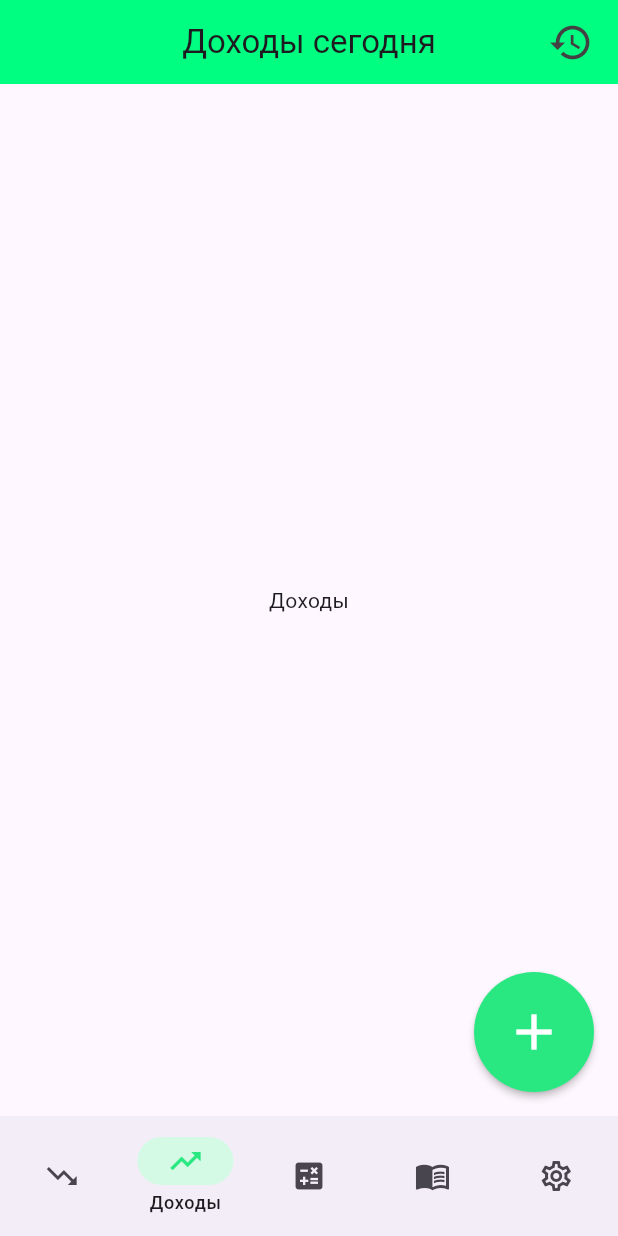
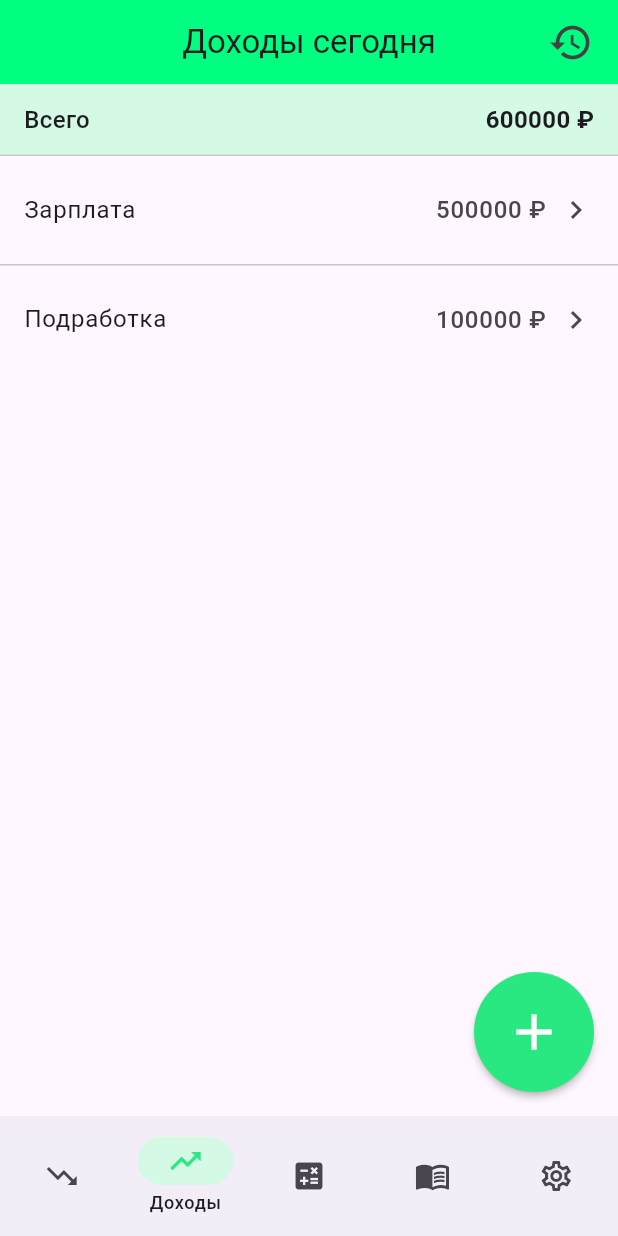
Before and after one commit to LocTime1/yandex_school, a Flutter app: the screen it shows after launch, item 2 of the bottom bar chosen, on a phone screen of 412 x 824 dp. Run offline on Flutter 3.47's test engine with Material 3 defaults, Android fonts, the light colour scheme and no system bars; our stand-ins replace freezed_annotation.

Commit message:
last save

```diff
--- a/lib/data/repositories/mock_category_repository.dart
+++ b/lib/data/repositories/mock_category_repository.dart
@@ -10,8 +10,8 @@ class MockCategoryRepository implements CategoryRepository {
     const Category(id: 5, name: 'Продукты', emoji: '🍭', isIncome: false),
     const Category(id: 6, name: 'Спортзал', emoji: '🏋️', isIncome: false),
     const Category(id: 7, name: 'Медицины', emoji: '💊', isIncome: false),
-    const Category(id: 8, name: 'Зарплата', emoji: '💰', isIncome: true),
-    const Category(id: 9, name: 'Подработка', emoji: '💰', isIncome: true),
+    const Category(id: 8, name: 'Зарплата', emoji: '', isIncome: true),
+    const Category(id: 9, name: 'Подработка', emoji: '', isIncome: true),
   ];
 
   @override
--- a/lib/ui/screens/home_screen.dart
+++ b/lib/ui/screens/home_screen.dart
@@ -1,6 +1,7 @@
 import 'package:flutter/material.dart';
 import 'package:provider/provider.dart';
 import 'package:yandex_homework_1/ui/screens/expense_page.dart';
+import 'package:yandex_homework_1/ui/screens/revenue_page.dart';
 
 import '../../core/models.dart';
 
@@ -9,7 +10,7 @@ class HomeScreen extends StatelessWidget {
   // final int _selectedIndex = 0;
   final _pages = const [
     ExpensesPage(),
-    Center(child: Text('Доходы')),
+    RevenuePage(),
     Center(child: Text('Счет')),
     Center(child: Text('Статьи')),
     Center(child: Text('Настройки')),
--- /dev/null
+++ b/lib/ui/screens/revenue_page.dart
@@ -0,0 +1,107 @@
+import 'package:flutter/material.dart';
+import 'package:provider/provider.dart';
+
+import '../../domain/entities/transaction.dart';
+import '../../domain/entities/category.dart';
+import '../../domain/repositories/transaction_repository.dart';
+import '../../domain/repositories/category_repository.dart';
+
+class RevenuePage extends StatelessWidget {
+  const RevenuePage({Key? key}) : super(key: key);
+
+  @override
+  Widget build(BuildContext context) {
+    final txRepo = context.read<TransactionRepository>();
+    final catRepo = context.read<CategoryRepository>();
+    return FutureBuilder<List<dynamic>>(
+      future: Future.wait([
+        txRepo.getAllTransactions(),
+        catRepo.getAllCategories(),
+      ]),
+      builder: (ctx, snap) {
+        if (snap.connectionState != ConnectionState.done) {
+          return const Center(child: CircularProgressIndicator());
+        }
+        if (snap.hasError || snap.data == null) {
+          return Center(child: Text('Ошибка: ${snap.error}'));
+        }
+        final allTx = snap.data![0] as List<AppTransaction>;
+        final allCats = snap.data![1] as List<Category>;
+        final revenue = allTx.where((t) => t.amount > 0).toList();
+        return ListView.separated(
+          itemCount: revenue.length + 1,
+          separatorBuilder: (_, __) => const Divider(height: 1),
+          itemBuilder: (ctx, i) {
+            if (i == 0) {
+              final total = revenue.fold<double>(
+                0,
+                (sum, t) => sum + t.amount.abs(),
+              );
+              return Container(
+                color: const Color.fromRGBO(212, 250, 230, 1),
+                padding: const EdgeInsets.symmetric(
+                  horizontal: 16,
+                  vertical: 12,
+                ),
+                child: Row(
+                  children: [
+                    const Text(
+                      'Всего',
+                      style: TextStyle(
+                        fontSize: 16,
+                        fontWeight: FontWeight.w500,
+                      ),
+                    ),
+                    const Spacer(),
+                    Text(
+                      '${total.toStringAsFixed(0)} ₽',
+                      style: const TextStyle(
+                        fontSize: 16,
+                        fontWeight: FontWeight.w600,
+                      ),
+                    ),
+                  ],
+                ),
+              );
+            }
+            final tx = revenue[i - 1];
+            final cat = allCats.firstWhere((c) => c.id == tx.categoryId);
+            return ListTile(
+              contentPadding: const EdgeInsets.symmetric(
+                horizontal: 16,
+                vertical: 8,
+              ),
+              leading:
+                  cat.emoji.isNotEmpty
+                      ? CircleAvatar(
+                        radius: 20,
+                        backgroundColor: Colors.transparent,
+                        child: Text(
+                          cat.emoji,
+                          style: const TextStyle(fontSize: 20),
+                        ),
+                      )
+                      : null,
+              minLeadingWidth: 0,
+              horizontalTitleGap: 0,
+              title: Text(cat.name),
+              subtitle: tx.comment.isNotEmpty ? Text(tx.comment) : null,
+              trailing: Row(
+                mainAxisSize: MainAxisSize.min,
+                children: [
+                  Text(
+                    '${tx.amount.abs().toStringAsFixed(0)} ₽',
+                    style: const TextStyle(fontSize: 16),
+                  ),
+                  const SizedBox(width: 8),
+                  const Icon(Icons.chevron_right, size: 24),
+                ],
+              ),
+              onTap: () {},
+            );
+          },
+        );
+      },
+    );
+  }
+}
```
Also changed, not shown: lib/data/repositories/mock_transaction_repository.dart (+28 -8 lines), lib/ui/screens/expense_page.dart (+13 -5 lines).
